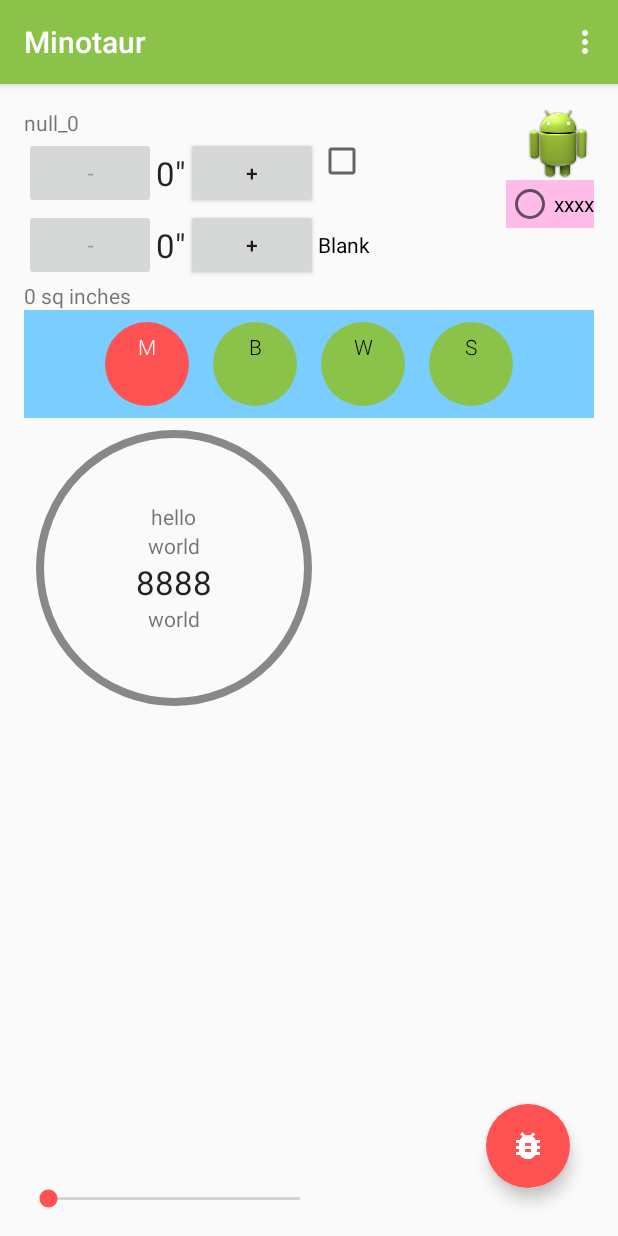
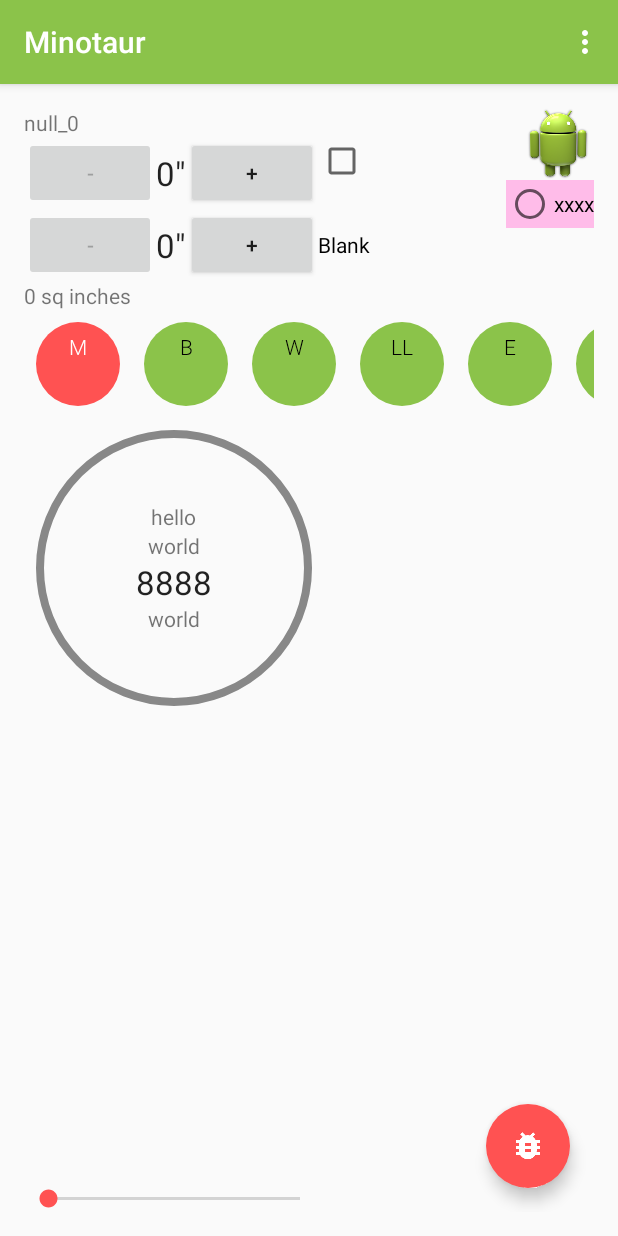
Before and after one commit to maiatoday/Minotaur, an Android app: the screen it shows after launch (MainActivity), on a phone screen of 412 x 824 dp. Run offline under Robolectric (Android 15) with nearby library versions, the phone set to English and light mode, and no system bars.

Commit message:
play with horizontal scroll view

```diff
--- a/app/src/main/java/net/maiatoday/minotaur/ui/activity/MainActivity.java
+++ b/app/src/main/java/net/maiatoday/minotaur/ui/activity/MainActivity.java
@@ -128,7 +128,7 @@ public class MainActivity extends AppCompatActivity {
             mWidth.setOnChangeListener(listener);
             mHeight.setOnChangeListener(listener);
 
-            mFarmGroup = (RadioGroup) rootView.findViewById(R.id.mini_gauges);
+            mFarmGroup = (RadioGroup) rootView.findViewById(R.id.mini_gauges_group);
             mBigGauge = (OnSetGauge) rootView.findViewById(R.id.gauge);
             mMiniCow = (MiniGauge) rootView.findViewById(R.id.mini_cow);
             mMiniCow.setBigGauge(mBigGauge);
--- a/app/src/main/res/layout/fragment_main.xml
+++ b/app/src/main/res/layout/fragment_main.xml
@@ -1,9 +1,8 @@
-    <RelativeLayout
-        xmlns:android="http://schemas.android.com/apk/res/android"
+<RelativeLayout xmlns:android="http://schemas.android.com/apk/res/android"
     xmlns:app="http://schemas.android.com/apk/res-auto"
     xmlns:tools="http://schemas.android.com/tools"
+    android:layout_width="match_parent"
     android:layout_height="match_parent"
-        android:layout_width="match_parent"
     android:paddingBottom="@dimen/activity_vertical_margin"
     android:paddingLeft="@dimen/activity_horizontal_margin"
     android:paddingRight="@dimen/activity_horizontal_margin"
@@ -34,13 +33,14 @@
         android:layout_height="wrap_content"
         android:layout_alignParentRight="true"
         android:src="@drawable/ic_launcher" />
+
     <RadioButton
         android:layout_width="wrap_content"
         android:layout_height="wrap_content"
+        android:layout_alignParentRight="true"
         android:layout_below="@+id/imageView"
-            android:layout_alignParentRight="true"
         android:background="#ffbce9"
-            android:text="xxxx"/>
+        android:text="xxxx" />
     <!--@drawable/mini_gauge_selector-->
 
     <Button
@@ -48,11 +48,11 @@
         style="@style/Widget.AppCompat.CompoundButton.RadioButton"
         android:layout_width="wrap_content"
         android:layout_height="wrap_content"
+        android:layout_below="@+id/length_picker_width"
+        android:layout_toEndOf="@+id/length_picker_height"
+        android:layout_toRightOf="@+id/length_picker_height"
         android:onClick="gotoBlank"
-            android:text="@string/goto_blank"
-            android:layout_below="@+id/length_picker_width"
-            android:layout_toRightOf="@+id/length_picker_height"
-            android:layout_toEndOf="@+id/length_picker_height" />
+        android:text="@string/goto_blank" />
 
     <TextView
         android:id="@+id/area_text"
@@ -64,69 +64,111 @@
         android:layout_width="wrap_content"
         android:layout_height="wrap_content"
         android:layout_alignTop="@+id/length_picker_width"
-            android:layout_toRightOf="@+id/length_picker_width"
-            android:layout_toEndOf="@+id/length_picker_width" />
+        android:layout_toEndOf="@+id/length_picker_width"
+        android:layout_toRightOf="@+id/length_picker_width" />
 
-        <RadioGroup
+    <HorizontalScrollView
         android:id="@+id/mini_gauges"
         android:layout_width="match_parent"
         android:layout_height="wrap_content"
         android:layout_below="@+id/area_text"
+        android:gravity="center">
+
+        <RadioGroup
+            android:id="@+id/mini_gauges_group"
+            android:layout_width="wrap_content"
+            android:layout_height="wrap_content"
             android:gravity="center"
-            android:orientation="horizontal"
-            android:background="#7acdff">
+            android:orientation="horizontal">
 
             <net.maiatoday.minotaur.ui.view.MiniGauge
                 android:id="@+id/mini_cow"
                 style="@style/MiniGauge"
                 android:checked="true"
                 android:onClick="onRadioButtonClicked"
-                app:mini_title="Moo!"
-                app:mini_subtitle="moomoo"
+                app:default_value="20"
+                app:max_value="100"
                 app:message="moomoomoomoo"
                 app:min_value="0"
-                app:max_value="100"
-                app:default_value="20"
-                app:mini_label="M"/>
+                app:mini_label="M"
+                app:mini_subtitle="moomoo"
+                app:mini_title="Moo!" />
 
             <net.maiatoday.minotaur.ui.view.MiniGauge
                 android:id="@+id/mini_lamb"
                 style="@style/MiniGauge"
                 android:onClick="onRadioButtonClicked"
-                app:mini_title="Baa!"
-                app:mini_subtitle="booboo"
+                app:default_value="20"
+                app:max_value="100"
                 app:message="baabaabaa"
                 app:min_value="0"
-                app:max_value="100"
-                app:default_value="20"
-                app:mini_label="B"/>
+                app:mini_label="B"
+                app:mini_subtitle="booboo"
+                app:mini_title="Baa!" />
 
             <net.maiatoday.minotaur.ui.view.MiniGauge
                 android:id="@+id/mini_dog"
+                style="@style/MiniGauge"
                 android:onClick="onRadioButtonClicked"
-                style="@style/MiniGauge"
-                app:mini_title="Woof!"
-                app:mini_subtitle="waaoo"
+                app:default_value="20"
+                app:max_value="100"
                 app:message="waaoowaaoo"
                 app:min_value="0"
+                app:mini_label="W"
+                app:mini_subtitle="waaoo"
+                app:mini_title="Woof!" />
+
+            <net.maiatoday.minotaur.ui.view.MiniGauge
+                android:id="@+id/mini_armadillo"
+                style="@style/MiniGauge"
+                android:onClick="onRadioButtonClicked"
+                app:default_value="20"
                 app:max_value="100"
+                app:message="gssgssgss"
+                app:min_value="0"
+                app:mini_label="LL"
+                app:mini_subtitle="prrr"
+                app:mini_title="Meeau!" />
+
+            <net.maiatoday.minotaur.ui.view.MiniGauge
+                android:id="@+id/mini_emu"
+                style="@style/MiniGauge"
+                android:onClick="onRadioButtonClicked"
                 app:default_value="20"
-                app:mini_label="W" />
+                app:max_value="100"
+                app:message="gssgssgss"
+                app:min_value="0"
+                app:mini_label="E"
+                app:mini_subtitle="prrr"
+                app:mini_title="Meeau!" />
+
+            <net.maiatoday.minotaur.ui.view.MiniGauge
+                android:id="@+id/mini_lemur"
+                style="@style/MiniGauge"
+                android:onClick="onRadioButtonClicked"
+                app:default_value="20"
+                app:max_value="100"
+                app:message="gssgssgss"
+                app:min_value="0"
+                app:mini_label="S\L"
+                app:mini_subtitle="prrr"
+                app:mini_title="Meeau!" />
 
             <net.maiatoday.minotaur.ui.view.MiniGauge
                 android:id="@+id/mini_cat"
                 style="@style/MiniGauge"
                 android:onClick="onRadioButtonClicked"
-                app:mini_title="Meeau!"
-                app:mini_subtitle="prrr"
+                app:default_value="20"
+                app:max_value="100"
                 app:message="gssgssgss"
                 app:min_value="0"
-                app:max_value="100"
-                app:default_value="20"
-                app:mini_label="S"/>
+                app:mini_label="S"
+                app:mini_subtitle="prrr"
+                app:mini_title="Meeau!" />
 
 
         </RadioGroup>
+    </HorizontalScrollView>
 
     <net.maiatoday.minotaur.ui.view.Gauge
         android:id="@+id/gauge"
@@ -136,32 +178,32 @@
         android:gravity="center"
         android:orientation="vertical"
         android:padding="8dp"
+        app:gauge_animate_set="true"
         app:gauge_stroke_width_active="16"
-            app:gauge_stroke_width_inactive="8"
-            app:gauge_animate_set="true">
+        app:gauge_stroke_width_inactive="8">
 
         <include layout="@layout/gauge_labels" />
     </net.maiatoday.minotaur.ui.view.Gauge>
 
     <SeekBar
+        android:id="@+id/seekBar"
         android:layout_width="wrap_content"
         android:layout_height="wrap_content"
-            android:id="@+id/seekBar"
+        android:layout_alignLeft="@+id/gauge"
         android:layout_alignParentBottom="true"
-            android:layout_alignLeft="@+id/gauge"
         android:layout_alignRight="@+id/gauge"
-            android:max="100"/>
+        android:max="100" />
 
     <android.support.design.widget.FloatingActionButton
+        android:id="@+id/buttonPow"
         android:layout_width="wrap_content"
         android:layout_height="wrap_content"
-            android:text="@string/pow"
-            android:id="@+id/buttonPow"
         android:layout_alignParentBottom="true"
         android:layout_alignParentRight="true"
         android:layout_margin="@dimen/fab_margin"
         android:src="@drawable/ic_bug_report_white_24dp"
-            app:fabSize="normal"
-            app:borderWidth="0dp" />
+        android:text="@string/pow"
+        app:borderWidth="0dp"
+        app:fabSize="normal" />
 
 </RelativeLayout>
```
Also changed, not shown: app/src/main/java/net/maiatoday/minotaur/ui/view/Gauge.java (+48 -0 lines), app/src/main/java/net/maiatoday/minotaur/ui/view/MiniGauge.java (+48 -0 lines). Lines whose indentation alone changed are shown as unchanged.
